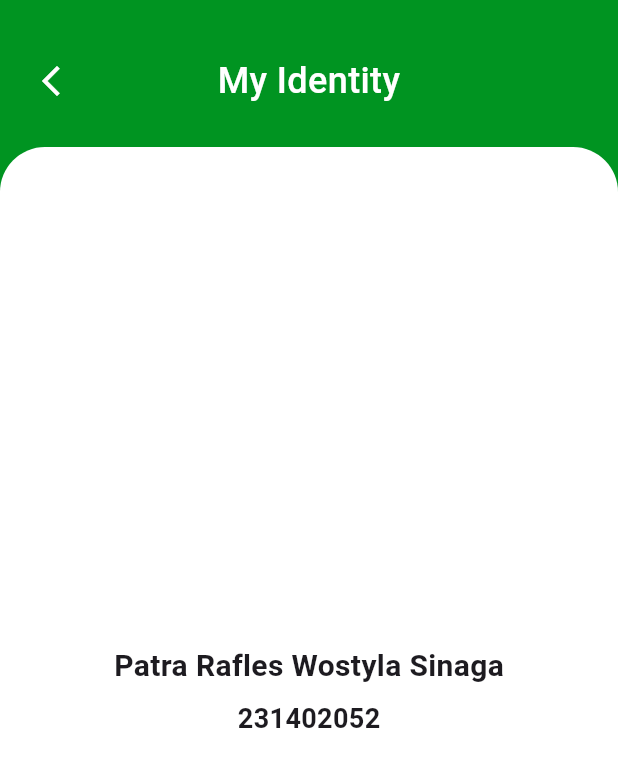
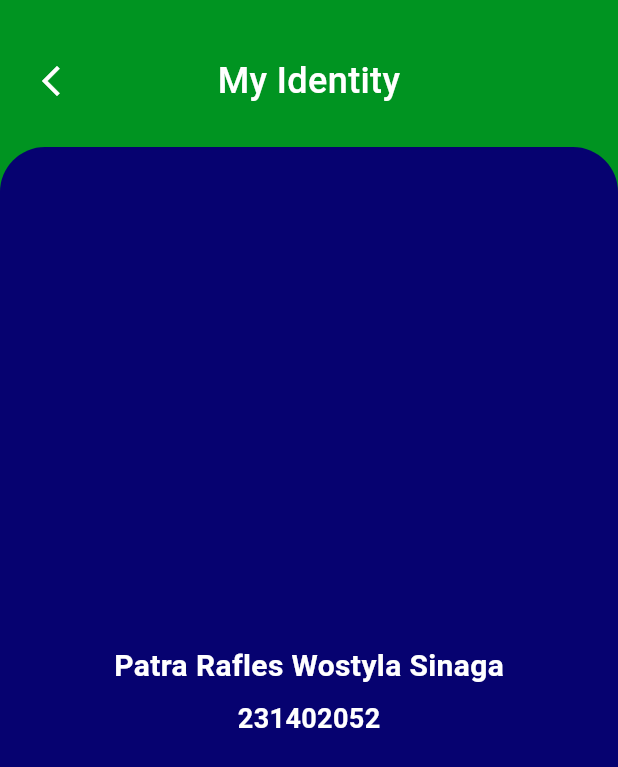
Before and after one commit to RaplesWojtyla/pemrograman_mobile, a Flutter app: the screen it shows after launch, after a tap on "Go to My Identity", on a phone screen of 412 x 824 dp. Shown: the top 767 px of the screen. Run offline on Flutter 3.47's test engine with Material 3 defaults, Android fonts, the phone set to English and light mode, and no system bars; Roboto replaces fonts that are missing (Poppins).

Commit message:
UPDATE: Color

```diff
--- a/lib/screen/home_screen.dart
+++ b/lib/screen/home_screen.dart
@@ -9,7 +9,7 @@ class HomeScreen extends StatelessWidget {
   @override
   Widget build(BuildContext context) {
     return Scaffold(
-      backgroundColor: const Color(0xFF009421),
+      backgroundColor: const Color(0xFF060270),
       body: Column(children: [
         Padding(
           padding:
@@ -48,7 +48,7 @@ class HomeScreen extends StatelessWidget {
                           builder: (context) => const MyIdentityScreen()),
                       ),
                       style: ElevatedButton.styleFrom(
-                        backgroundColor: const Color(0xFF009421),
+                        backgroundColor: const Color(0xFF060270),
                         shape: RoundedRectangleBorder(
                           borderRadius: BorderRadius.circular(8),
                         ),
--- a/lib/screen/my_identity_screen.dart
+++ b/lib/screen/my_identity_screen.dart
@@ -36,7 +36,7 @@ class MyIdentityScreen extends StatelessWidget {
           child: Container(
             padding: const EdgeInsets.all(30),
             decoration: const BoxDecoration(
-              color: Colors.white,
+              color: const Color(0xFF060270),
               borderRadius: BorderRadius.only(
                   topLeft: Radius.circular(30),
                   topRight: Radius.circular(30)
@@ -49,14 +49,20 @@ class MyIdentityScreen extends StatelessWidget {
                   Center(
                     child: Text(
                       "Patra Rafles Wostyla Sinaga",
-                      style: AppStyles.titleStyle.copyWith(fontSize: 20),
+                      style: AppStyles.titleStyle.copyWith(
+                        fontSize: 20,
+                        color: Colors.white
+                      ),
                     ),
                   ),
                   const SizedBox(height: 8),
                   Center(
                     child: Text(
                       "231402052",
-                      style: AppStyles.titleStyle.copyWith(fontSize: 18),
+                      style: AppStyles.titleStyle.copyWith(
+                        fontSize: 18,
+                        color: Colors.white
+                      ),
                     ),
                   ),
                 ],
```
